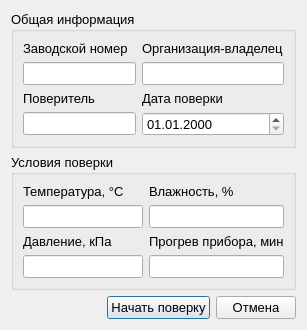
The window that ui/variable_template_fields_form.ui (irsural/calibrator_pc) describes before a commit, drawn with Qt 5.
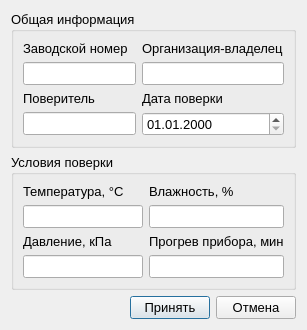
The same window after the commit.

```diff
--- a/ui/variable_template_fields_form.ui
+++ b/ui/variable_template_fields_form.ui
@@ -162,7 +162,7 @@
      <item>
       <widget class="QPushButton" name="accept_button">
        <property name="text">
-        <string>Начать поверку</string>
+        <string>Принять</string>
        </property>
       </widget>
      </item>
```
